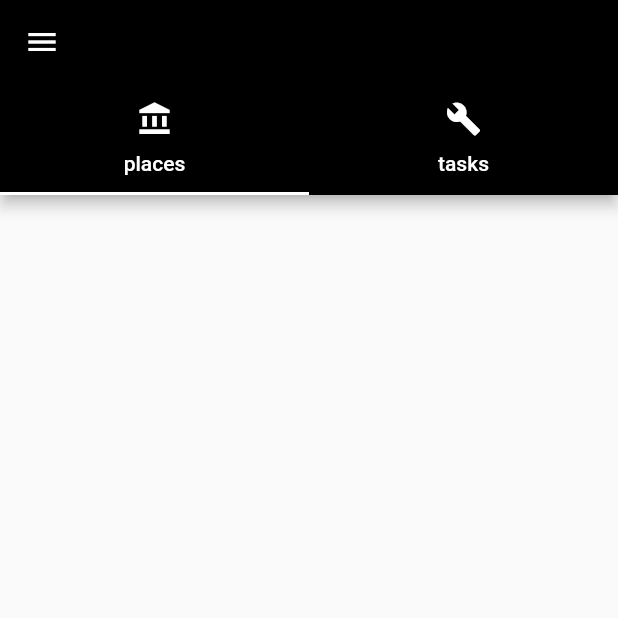
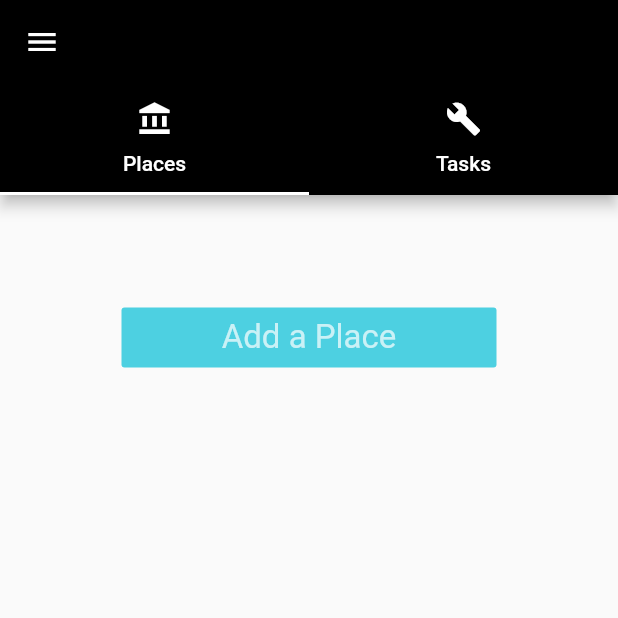
Before and after one commit to slbrtg/liszt-flutter, a Flutter app: the HomeScreen screen opened by its route, on a phone screen of 412 x 824 dp, the top half of it. Run offline on Flutter 3.47's test engine with Material 2 defaults, Android fonts, the phone set to English and light mode, and no system bars; our stand-ins replace firebase_auth, firebase_database; accounts and stored records are empty.

Commit message:
add routes, screens, and services for adding places

```diff
--- a/lib/routes.dart
+++ b/lib/routes.dart
@@ -1,4 +1,5 @@
 import 'package:flutter/material.dart';
+import 'package:liszt/screens/addPlace.dart';
 import 'package:liszt/screens/home.dart';
 import './screens/welcome.dart';
 import './screens/signup.dart';
@@ -12,6 +13,7 @@ class Routes {
     "/login": (BuildContext context) => new LoginScreen(),
     "/signup": (BuildContext context) => new SignupScreen(),
     "/home": (BuildContext context) => new HomeScreen(),
+    "/addPlace": (BuildContext context) => new addPlaceScreen(),
   };
 
   Routes() {
@@ -22,3 +24,16 @@ class Routes {
     ));
   }
 }
+//
+//new Container(
+//child: new Container(
+//padding: const EdgeInsets.fromLTRB(10.0, 50.0, 50.0, 0.0),
+//child: new Column(
+//crossAxisAlignment: CrossAxisAlignment.start,
+//mainAxisSize: MainAxisSize.max,
+//children: <Widget>[
+//addPlaceFlatButton(),
+//]
+//),
+//),
+//),
--- a/lib/screens/home.dart
+++ b/lib/screens/home.dart
@@ -8,16 +8,18 @@ class HomeScreen extends StatefulWidget {
   State createState() => new HomeScreenState();
 }
 
-class HomeScreenState extends State<HomeScreen>{
+class HomeScreenState extends State<HomeScreen> with SingleTickerProviderStateMixin {
 
   /////////////////////////////////////////////////////////////////////////////
   // UI ASSETS
   /////////////////////////////////////////////////////////////////////////////
 
-  List<Widget> lisztTabs = const <Widget>[
-    const Tab(text: "places", icon:  const Icon(Icons.account_balance)),
-    const Tab(text: "tasks", icon: const Icon(Icons.build)),
+  final List<Tab> lisztTabs = <Tab>[
+    const Tab(text: "Places", icon:  const Icon(Icons.account_balance)),
+    const Tab(text: "Tasks", icon: const Icon(Icons.build)),
   ];
+
+  TabController _tabController;
 
   /////////////////////////////////////////////////////////////////////////////
   // UI WIDGETS
@@ -42,27 +44,66 @@ class HomeScreenState extends State<HomeScreen>{
             color: homeAppBarColor,
           ),
         ),
-        new Flexible(
-          child: new Column(
-
+        new Container (
+          margin: const EdgeInsets.only(left: 10.0),
+          child: new ListTile(
+            leading: const Icon(Icons.event_seat),
+            title: const Text('Add a place'),
           ),
         )
       ],
     )
   );
 
+  Widget createFlatButton(String tabText) {
+    String _buttonText;
+    tabText == "Places" ? _buttonText = "Add a Place" : _buttonText = "Add a Task";
+    return new Container(
+      margin: const EdgeInsets.fromLTRB(0.0, 75.0, 0.0, 0.0),
+      width: 250.0,
+      height: 40.0,
+      child: new FlatButton(
+        onPressed: () {
+          debugPrint(_buttonText + " pressed");
+          tabText == "Places" ? Navigator.pushNamed(context, "/addPlace")
+              : debugPrint("add task coming soon");
+        },
+      child: new RichText(
+        text: new TextSpan(
+          text: _buttonText,
+          style: new TextStyle(
+          fontSize: 22.0,
+          color: white70,
+          ),
+        ),
+      ),
+      color: Colors.cyan[300],
+      textColor: white70,
+      ),
+    );
+  }
 
   /////////////////////////////////////////////////////////////////////////////
   // UI BUILD
   /////////////////////////////////////////////////////////////////////////////
   @override
+  void initState() {
+    super.initState();
+    _tabController = new TabController(length: lisztTabs.length, vsync: this);
+  }
+
+  @override
+  void dispose() {
+    _tabController.dispose();
+    super.dispose();
+  }
+  @override
   Widget build(BuildContext context) {
-    return new DefaultTabController (
-      length: 2,
-      child: new Scaffold(
+    return new Scaffold(
       appBar: new AppBar(
-          backgroundColor: Colors.black,
+        backgroundColor: appBarColor,
         bottom: new TabBar(
+          controller: _tabController,
           isScrollable: false,
           tabs: lisztTabs,
           indicatorColor: Colors.white,
@@ -70,19 +111,16 @@ class HomeScreenState extends State<HomeScreen>{
           unselectedLabelColor: Colors.white,
         ),
       ),
-
       drawer: homeDrawer(),
-        body: new Container(
-          child: new Container(
-            padding: const EdgeInsets.fromLTRB(20.0, 0.0, 50.0, 0.0),
-            child: new Column(
-              crossAxisAlignment: CrossAxisAlignment.start,
-              mainAxisSize: MainAxisSize.max,
+      body: new TabBarView(
+        controller: _tabController,
+        children: lisztTabs.map((Tab tab) {
+          return new Column (
             children: <Widget>[
-              ]
-            ),
-          ),
-        ),
+              createFlatButton(tab.text),
+            ],
+          );
+        }).toList(),
       ),
     );
   }
--- a/lib/screens/login.dart
+++ b/lib/screens/login.dart
@@ -18,7 +18,7 @@ class LoginScreenState extends State<LoginScreen> {
   UserAuth userAuth = new UserAuth();
 
   final formKey = new GlobalKey<FormState>();
-  final TextEditingController _usernameTextController = new TextEditingController();
+  final TextEditingController _emailTextController = new TextEditingController();
   final TextEditingController _passwordTextController = new TextEditingController();
 
   /////////////////////////////////////////////////////////////////////////////
@@ -80,7 +80,7 @@ class LoginScreenState extends State<LoginScreen> {
             child: new Icon(Icons.alternate_email),
           ),
         ),
-        controller: _usernameTextController,
+        controller: _emailTextController,
         validator: (String val) => val.contains(
             new RegExp("^[a-zA-Z0-9.!#\$%&'*+/=?^_`{|}~-]+@[a-zA-Z0-9](?:[a-zA-Z0-9-]{0,253}[a-zA-Z0-9])?(?:\.[a-zA-Z0-9](?:[a-zA-Z0-9-]{0,253}[a-zA-Z0-9])?)*\$"))
             ? null : "email is not valid",
```
Also changed, not shown: lib/screens/addPlace.dart (added, +127 -0 lines), lib/services/firebaseData.dart (added, +21 -0 lines). Lines whose indentation alone changed are shown as unchanged.
